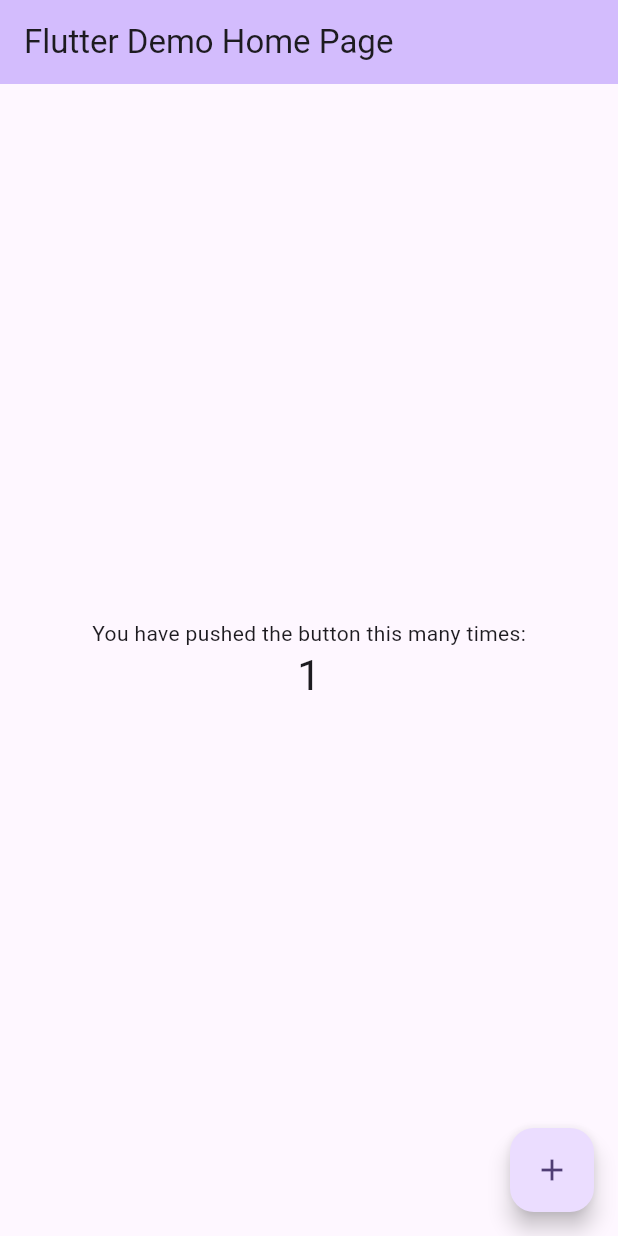
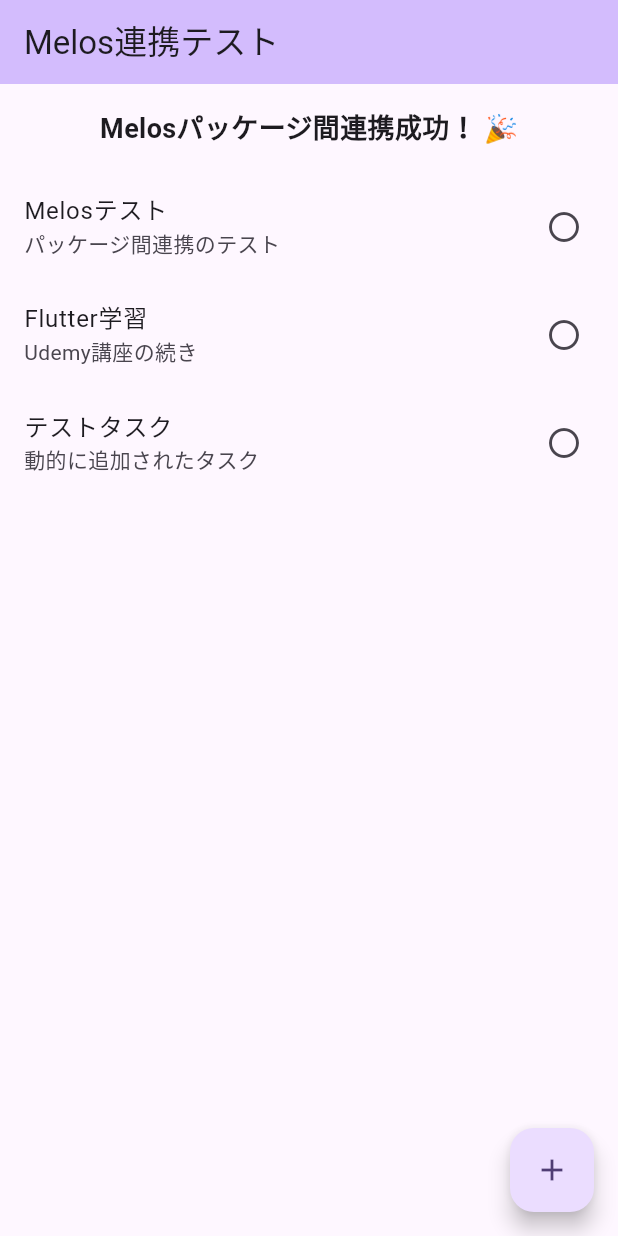
Before and after one commit to mikiIDE/flutter_task_management_mono, a Flutter app: the screen it shows after launch, after a tap on the "add" icon, on a phone screen of 412 x 824 dp. Run offline on Flutter 3.47's test engine with Material 3 defaults, Android fonts, the phone set to English and light mode, and no system bars.

Commit message:
checked Moles Link Test

```diff
--- a/apps/task_app/lib/main.dart
+++ b/apps/task_app/lib/main.dart
@@ -1,4 +1,6 @@
 import 'package:flutter/material.dart';
+// 🎯 ここが重要！Melosのローカルパッケージimport
+import 'package:task_data/task_data.dart';
 
 void main() {
   runApp(const MyApp());
@@ -7,116 +9,90 @@ void main() {
 class MyApp extends StatelessWidget {
   const MyApp({super.key});
 
-  // This widget is the root of your application.
   @override
   Widget build(BuildContext context) {
     return MaterialApp(
-      title: 'Flutter Demo',
+      title: 'Melos Task Management',
       theme: ThemeData(
-        // This is the theme of your application.
-        //
-        // TRY THIS: Try running your application with "flutter run". You'll see
-        // the application has a purple toolbar. Then, without quitting the app,
-        // try changing the seedColor in the colorScheme below to Colors.green
-        // and then invoke "hot reload" (save your changes or press the "hot
-        // reload" button in a Flutter-supported IDE, or press "r" if you used
-        // the command line to start the app).
-        //
-        // Notice that the counter didn't reset back to zero; the application
-        // state is not lost during the reload. To reset the state, use hot
-        // restart instead.
-        //
-        // This works for code too, not just values: Most code changes can be
-        // tested with just a hot reload.
         colorScheme: ColorScheme.fromSeed(seedColor: Colors.deepPurple),
       ),
-      home: const MyHomePage(title: 'Flutter Demo Home Page'),
+      home: const TaskTestPage(),
     );
   }
 }
 
-class MyHomePage extends StatefulWidget {
-  const MyHomePage({super.key, required this.title});
-
-  // This widget is the home page of your application. It is stateful, meaning
-  // that it has a State object (defined below) that contains fields that affect
-  // how it looks.
-
-  // This class is the configuration for the state. It holds the values (in this
-  // case the title) provided by the parent (in this case the App widget) and
-  // used by the build method of the State. Fields in a Widget subclass are
-  // always marked "final".
-
-  final String title;
+class TaskTestPage extends StatefulWidget {
+  const TaskTestPage({super.key});
 
   @override
-  State<MyHomePage> createState() => _MyHomePageState();
+  State<TaskTestPage> createState() => _TaskTestPageState();
 }
 
-class _MyHomePageState extends State<MyHomePage> {
-  int _counter = 0;
+class _TaskTestPageState extends State<TaskTestPage> {
+  final TaskRepository _repository = TaskRepository();
 
-  void _incrementCounter() {
-    setState(() {
-      // This call to setState tells the Flutter framework that something has
-      // changed in this State, which causes it to rerun the build method below
-      // so that the display can reflect the updated values. If we changed
-      // _counter without calling setState(), then the build method would not be
-      // called again, and so nothing would appear to happen.
-      _counter++;
-    });
+  @override
+  void initState() {
+    super.initState();
+    // テスト用のタスクを追加
+    _repository.addTask(Task(
+      id: '1',
+      title: 'Melosテスト',
+      description: 'パッケージ間連携のテスト',
+    ));
+    _repository.addTask(Task(
+      id: '2',
+      title: 'Flutter学習',
+      description: 'Udemy講座の続き',
+    ));
   }
 
   @override
   Widget build(BuildContext context) {
-    // This method is rerun every time setState is called, for instance as done
-    // by the _incrementCounter method above.
-    //
-    // The Flutter framework has been optimized to make rerunning build methods
-    // fast, so that you can just rebuild anything that needs updating rather
-    // than having to individually change instances of widgets.
+    final tasks = _repository.getAllTasks();
+
     return Scaffold(
       appBar: AppBar(
-        // TRY THIS: Try changing the color here to a specific color (to
-        // Colors.amber, perhaps?) and trigger a hot reload to see the AppBar
-        // change color while the other colors stay the same.
         backgroundColor: Theme.of(context).colorScheme.inversePrimary,
-        // Here we take the value from the MyHomePage object that was created by
-        // the App.build method, and use it to set our appbar title.
-        title: Text(widget.title),
+        title: const Text('Melos連携テスト'),
       ),
-      body: Center(
-        // Center is a layout widget. It takes a single child and positions it
-        // in the middle of the parent.
-        child: Column(
-          // Column is also a layout widget. It takes a list of children and
-          // arranges them vertically. By default, it sizes itself to fit its
-          // children horizontally, and tries to be as tall as its parent.
-          //
-          // Column has various properties to control how it sizes itself and
-          // how it positions its children. Here we use mainAxisAlignment to
-          // center the children vertically; the main axis here is the vertical
-          // axis because Columns are vertical (the cross axis would be
-          // horizontal).
-          //
-          // TRY THIS: Invoke "debug painting" (choose the "Toggle Debug Paint"
-          // action in the IDE, or press "p" in the console), to see the
-          // wireframe for each widget.
-          mainAxisAlignment: MainAxisAlignment.center,
-          children: <Widget>[
-            const Text('You have pushed the button this many times:'),
-            Text(
-              '$_counter',
-              style: Theme.of(context).textTheme.headlineMedium,
+      body: Column(
+        children: [
+          const Padding(
+            padding: EdgeInsets.all(16.0),
+            child: Text(
+              'Melosパッケージ間連携成功！ 🎉',
+              style: TextStyle(fontSize: 18, fontWeight: FontWeight.bold),
             ),
-          ],
-        ),
+          ),
+          Expanded(
+            child: ListView.builder(
+              itemCount: tasks.length,
+              itemBuilder: (context, index) {
+                final task = tasks[index];
+                return ListTile(
+                  title: Text(task.title),
+                  subtitle: Text(task.description),
+                  trailing: Icon(
+                    task.isCompleted ? Icons.check_circle : Icons.circle_outlined,
+                  ),
+                );
+              },
+            ),
+          ),
+        ],
       ),
       floatingActionButton: FloatingActionButton(
-        onPressed: _incrementCounter,
-        tooltip: 'Increment',
+        onPressed: () {
+          _repository.addTask(Task(
+            id: DateTime.now().millisecondsSinceEpoch.toString(),
+            title: 'テストタスク',
+            description: '動的に追加されたタスク',
+          ));
+          setState(() {});
+        },
         child: const Icon(Icons.add),
-      ), // This trailing comma makes auto-formatting nicer for build methods.
+      ),
     );
   }
 }
--- /dev/null
+++ b/packages/task_data/lib/src/models/task.dart
@@ -0,0 +1,36 @@
+class Task {
+  final String id;
+  final String title;
+  final String description;
+  final bool isCompleted;
+  final DateTime createdAt;
+
+  Task({
+    required this.id,
+    required this.title,
+    required this.description,
+    this.isCompleted = false,
+    DateTime? createdAt,
+  }) : createdAt = createdAt ?? DateTime.now();
+
+  Task copyWith({
+    String? id,
+    String? title,
+    String? description,
+    bool? isCompleted,
+    DateTime? createdAt,
+  }) {
+    return Task(
+      id: id ?? this.id,
+      title: title ?? this.title,
+      description: description ?? this.description,
+      isCompleted: isCompleted ?? this.isCompleted,
+      createdAt: createdAt ?? this.createdAt,
+    );
+  }
+
+  @override
+  String toString() {
+    return 'Task(id: $id, title: $title, completed: $isCompleted)';
+  }
+}
--- /dev/null
+++ b/packages/task_data/lib/src/repositories/task_repository.dart
@@ -0,0 +1,24 @@
+import '../models/task.dart';
+
+class TaskRepository {
+  final List<Task> _tasks = [];
+
+  List<Task> getAllTasks() {
+    return List.unmodifiable(_tasks);
+  }
+
+  void addTask(Task task) {
+    _tasks.add(task);
+  }
+
+  void updateTask(Task updatedTask) {
+    final index = _tasks.indexWhere((task) => task.id == updatedTask.id);
+    if (index != -1) {
+      _tasks[index] = updatedTask;
+    }
+  }
+
+  void deleteTask(String taskId) {
+    _tasks.removeWhere((task) => task.id == taskId);
+  }
+}
--- a/packages/task_data/lib/task_data.dart
+++ b/packages/task_data/lib/task_data.dart
@@ -1,5 +1,5 @@
-/// A Calculator.
-class Calculator {
-  /// Returns [value] plus 1.
-  int addOne(int value) => value + 1;
-}
+// packages/task_data/lib/task_data.dart
+library task_data;
+
+export 'src/models/task.dart';
+export 'src/repositories/task_repository.dart';
```
